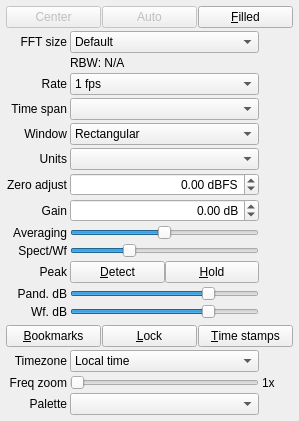
Old version of the form Default/FFT/FFTWidget.ui in the repository BatchDrake/SigDigger.
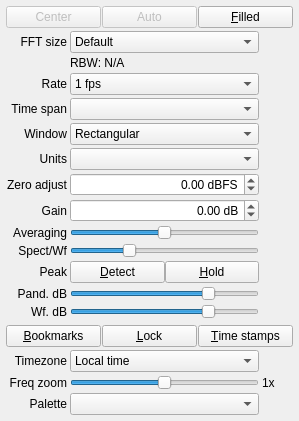
New version of the form. Custom widgets are drawn as their Qt base class.

What changed in the file:
```diff
--- a/Default/FFT/FFTWidget.ui
+++ b/Default/FFT/FFTWidget.ui
@@ -7,7 +7,7 @@
     <x>0</x>
     <y>0</y>
     <width>299</width>
-    <height>408</height>
+    <height>421</height>
    </rect>
   </property>
   <property name="windowTitle">
@@ -612,10 +612,13 @@
    <item row="17" column="1">
     <widget class="QSlider" name="freqZoomSlider">
      <property name="minimum">
-      <number>1</number>
+      <number>-900</number>
      </property>
      <property name="maximum">
-      <number>500</number>
+      <number>900</number>
+     </property>
+     <property name="value">
+      <number>0</number>
      </property>
      <property name="orientation">
       <enum>Qt::Horizontal</enum>
```
Left out of the diff: 10 changed lines with no effect on the pictures.
